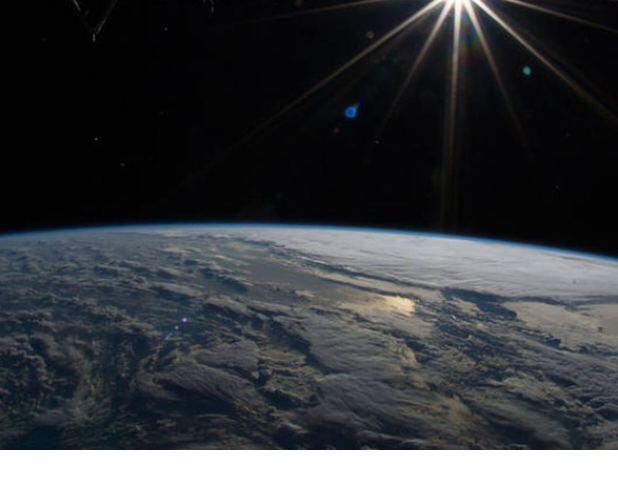
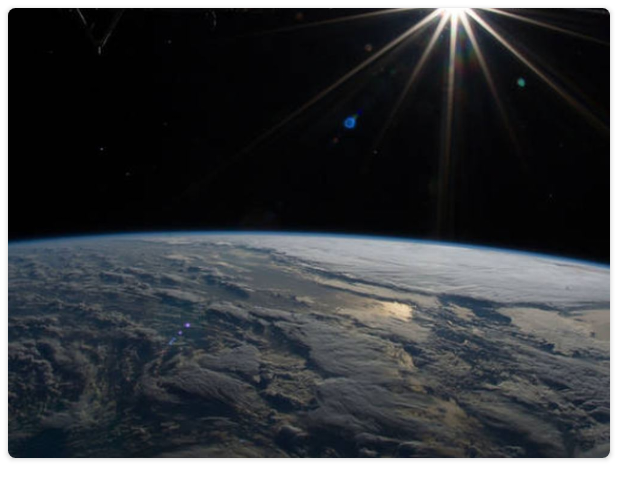
Before and after one commit to arov-anvar/UnsplashPhoto, an Android app: the layout photo_row.xml on its own in the app's theme, with its tools: preview values and no code run, on a phone screen of 412 x 824 dp. Shown: the top 499 px of the screen. Run offline under Robolectric (Android 15) with nearby library versions, the light colour scheme and no system bars.

Commit message:
Normal display photo in search

```diff
--- a/app/src/main/res/layout/photo_row.xml
+++ b/app/src/main/res/layout/photo_row.xml
@@ -1,7 +1,10 @@
 <?xml version="1.0" encoding="utf-8"?>
-<LinearLayout xmlns:android="http://schemas.android.com/apk/res/android"
+<androidx.cardview.widget.CardView xmlns:android="http://schemas.android.com/apk/res/android"
     xmlns:app="http://schemas.android.com/apk/res-auto"
-    android:orientation="vertical" android:layout_width="match_parent"
+    android:orientation="vertical"
+    app:cardCornerRadius="5dp"
+    android:layout_margin="5dp"
+    android:layout_width="match_parent"
     android:layout_height="wrap_content">
 
     <ImageView
@@ -10,4 +13,4 @@
         android:layout_height="300dp"
         android:scaleType="centerCrop"
         app:srcCompat="@drawable/space" />
-</LinearLayout>
+</androidx.cardview.widget.CardView>
--- a/app/src/main/res/layout/search_fragment.xml
+++ b/app/src/main/res/layout/search_fragment.xml
@@ -3,7 +3,6 @@
     xmlns:tools="http://schemas.android.com/tools"
     android:layout_width="match_parent"
     android:layout_height="match_parent"
-    xmlns:app="http://schemas.android.com/apk/res-auto"
     tools:context=".ui.search.SearchFragment">
 
 
@@ -17,7 +16,7 @@
     <TextView
         android:layout_marginLeft="6dp"
         android:layout_marginRight="6dp"
-        android:text="sttr"
+        android:text="@string/search"
         android:textAlignment="center"
         android:visibility="gone"
         android:id="@+id/txtMessage"
```
